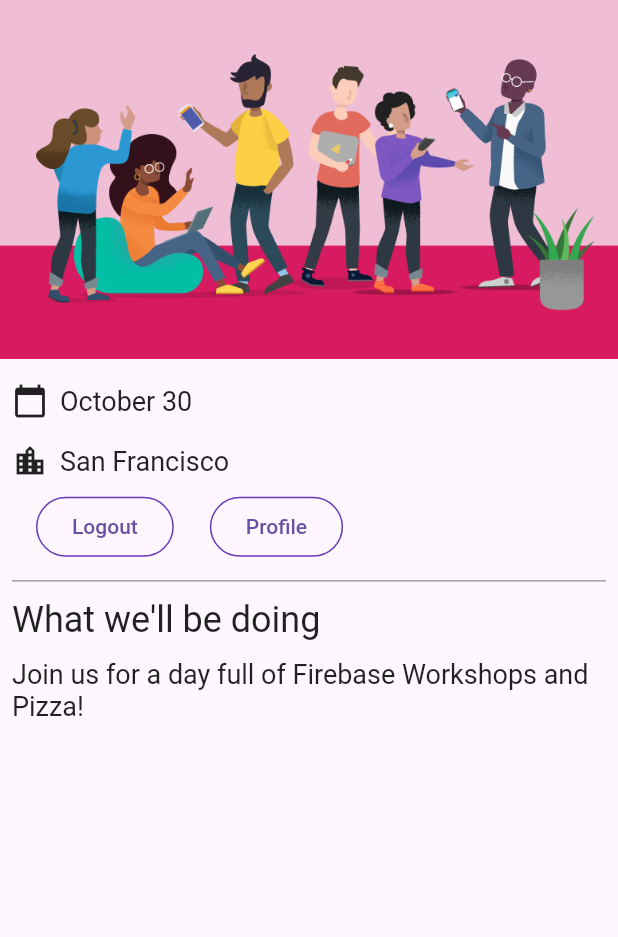
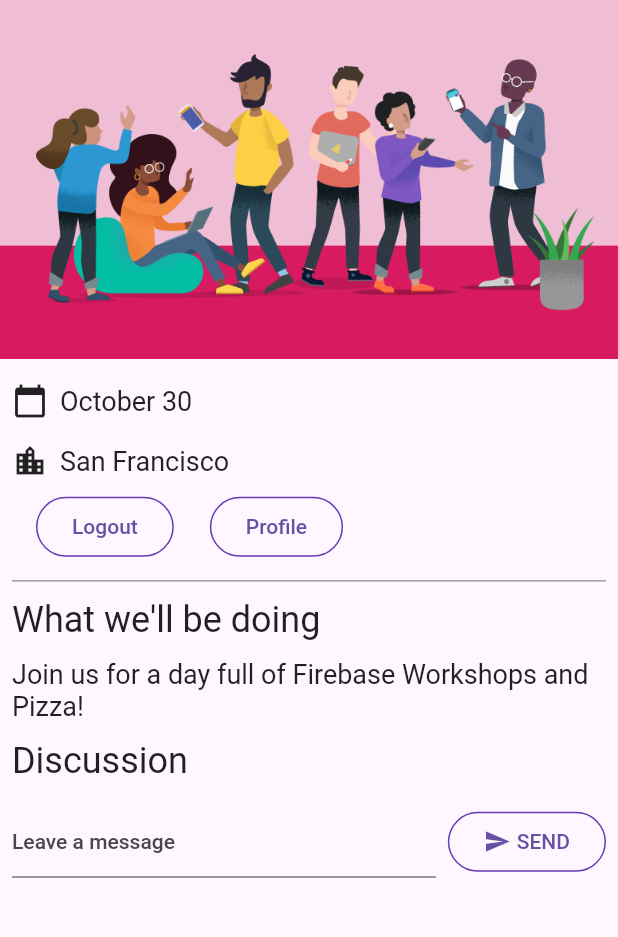
Before and after one commit to BasakK6/firebase-get-to-know-flutter, a Flutter app: the screen it shows once a user with an empty profile is signed in, on a phone screen of 412 x 824 dp, the part 84-1021 px from its top. Run offline on Flutter 3.47's test engine with Material 2 defaults, Android fonts, the phone set to English and light mode, and no system bars; our stand-ins replace cloud_firestore, firebase_auth, firebase_core, go_router, google_fonts; missing offline and left inert: firebase_ui_auth; accounts and stored records are empty; generated files the repository leaves out were written again.

Commit message:
feature: added a functionality to write user messages to firestore

```diff
--- /dev/null
+++ b/lib/guest_book.dart
@@ -0,0 +1,63 @@
+import 'dart:async';
+
+import 'package:flutter/material.dart';
+
+import 'src/widgets.dart';
+
+class GuestBook extends StatefulWidget {
+  const GuestBook({required this.addMessage, super.key});
+
+  final FutureOr<void> Function(String message) addMessage;
+
+  @override
+  State<GuestBook> createState() => _GuestBookState();
+}
+
+class _GuestBookState extends State<GuestBook> {
+  final _formKey = GlobalKey<FormState>(debugLabel: '_GuestBookState');
+  final _controller = TextEditingController();
+
+  @override
+  Widget build(BuildContext context) {
+    return Padding(
+      padding: const EdgeInsets.all(8.0),
+      child: Form(
+        key: _formKey,
+        child: Row(
+          children: [
+            Expanded(
+              child: TextFormField(
+                controller: _controller,
+                decoration: const InputDecoration(
+                  hintText: 'Leave a message',
+                ),
+                validator: (value) {
+                  if (value == null || value.isEmpty) {
+                    return 'Enter your message to continue';
+                  }
+                  return null;
+                },
+              ),
+            ),
+            const SizedBox(width: 8),
+            StyledButton(
+              onPressed: () async {
+                if (_formKey.currentState!.validate()) {
+                  await widget.addMessage(_controller.text);
+                  _controller.clear();
+                }
+              },
+              child: Row(
+                children: const [
+                  Icon(Icons.send),
+                  SizedBox(width: 4),
+                  Text('SEND'),
+                ],
+              ),
+            ),
+          ],
+        ),
+      ),
+    );
+  }
+}
--- a/lib/home_page.dart
+++ b/lib/home_page.dart
@@ -8,6 +8,7 @@ import 'package:flutter/material.dart';           // new
 import 'package:provider/provider.dart';          // new
 
 import 'app_state.dart';                          // new
+import 'guest_book.dart';
 import 'src/authentication.dart';
 import 'src/widgets.dart';
 
@@ -44,6 +45,20 @@ class HomePage extends StatelessWidget {
           const Paragraph(
             'Join us for a day full of Firebase Workshops and Pizza!',
           ),
+          Consumer<ApplicationState>(
+            builder: (context, appState, _) => Column(
+              crossAxisAlignment: CrossAxisAlignment.start,
+              children: [
+                if (appState.loggedIn) ...[
+                  const Header('Discussion'),
+                  GuestBook(
+                    addMessage: (message) =>
+                        appState.addMessageToGuestBook(message),
+                  ),
+                ],
+              ],
+            ),
+          ),
         ],
       ),
     );
```
Also changed, not shown: lib/app_state.dart (+17 -0 lines).
